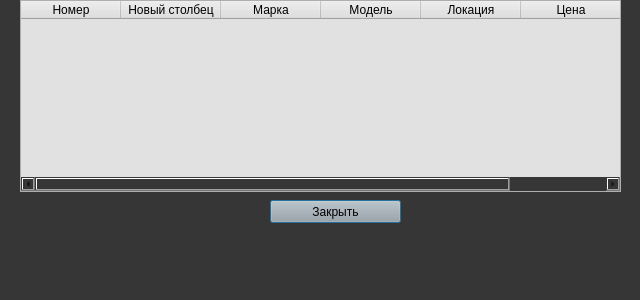
Before: the Qt Designer form ui_ux/auto_form.ui in StAlZo/Corsach_BD, drawn with Qt 5.
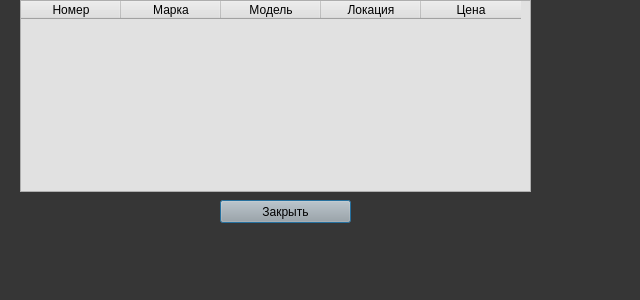
After: the same form once the commit is applied.

Commit message: вроде все сделал ntgthm njxyjшшггш

Diff of the .ui file:
```diff
--- a/ui_ux/auto_form.ui
+++ b/ui_ux/auto_form.ui
@@ -21,7 +21,7 @@
     <rect>
      <x>20</x>
      <y>0</y>
-     <width>601</width>
+     <width>511</width>
      <height>192</height>
     </rect>
    </property>
@@ -33,11 +33,6 @@
      <string>Номер</string>
     </property>
    </column>
-   <column>
-    <property name="text">
-     <string>Новый столбец</string>
-    </property>
-   </column>
    <column>
     <property name="text">
      <string>Марка</string>
@@ -62,7 +57,7 @@
   <widget class="QPushButton" name="exit">
    <property name="geometry">
     <rect>
-     <x>270</x>
+     <x>220</x>
      <y>200</y>
      <width>131</width>
      <height>23</height>
```
The commit also changes 1 other file.
